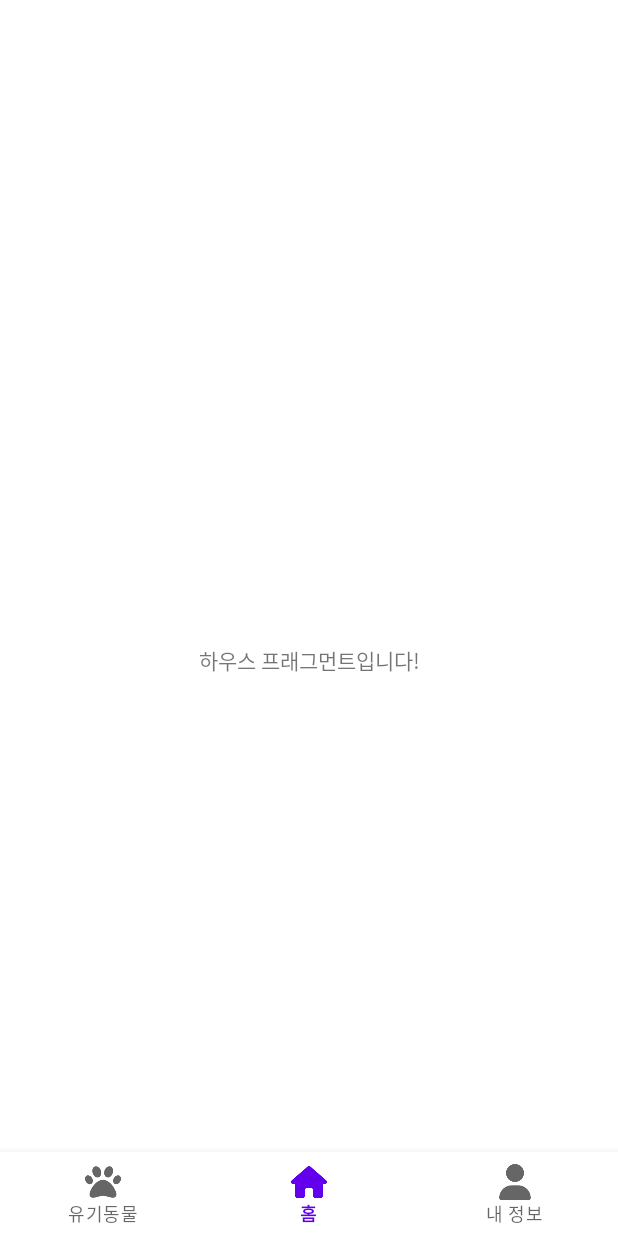
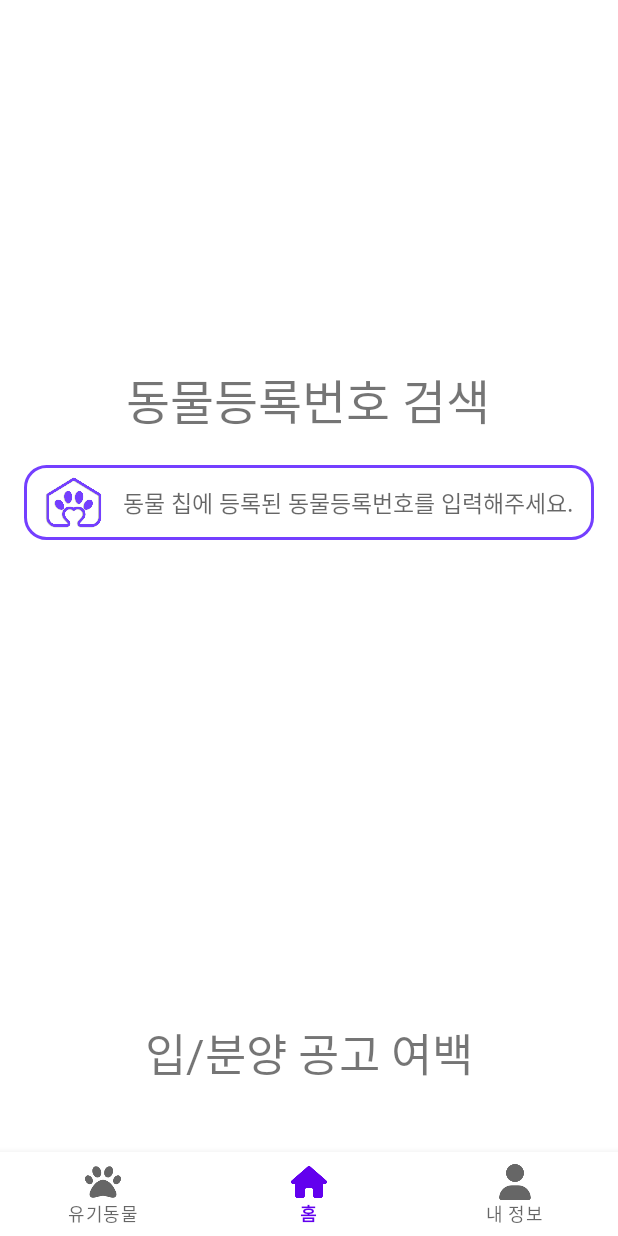
Before and after one commit to for-paw-chain/for-paw-chain, an Android app: the HouseFragment screen opened directly, with no data from a screen before it, on a phone screen of 412 x 824 dp. Run offline under Robolectric (Android 15) with nearby library versions, the phone set to English and light mode, and no system bars; our stand-ins replace data binding, navigation-ui.

Commit message:
feat : search design

```diff
--- a/android/app/src/main/java/com/ssafy/forpawchain/viewmodel/fragment/HouseFragmentVM.kt
+++ b/android/app/src/main/java/com/ssafy/forpawchain/viewmodel/fragment/HouseFragmentVM.kt
@@ -9,5 +9,5 @@ class HouseFragmentVM : ViewModel() {
         const val TAG: String = "HouseFragmentVM"
     }
 
-    val message = MutableLiveData<String>("하우스 프래그먼트입니다!")
+    val searchEditText = MutableLiveData<String>()
 }
--- /dev/null
+++ b/android/app/src/main/res/drawable/layout_redius_background.xml
@@ -0,0 +1,7 @@
+<?xml version="1.0" encoding="utf-8"?>
+<shape xmlns:android="http://schemas.android.com/apk/res/android"
+    android:shape="rectangle">
+    <solid android:color="#FFFFFF"/>
+    <corners android:radius="14dp"/>
+    <stroke android:color="#743fff" android:width="2dp" />
+</shape>
--- a/android/app/src/main/res/layout/fragment_house.xml
+++ b/android/app/src/main/res/layout/fragment_house.xml
@@ -14,19 +14,74 @@
         android:id="@+id/main"
         android:layout_width="match_parent"
         android:layout_height="match_parent"
+        android:layout_margin="8dp"
         tools:context=".behind.fragment.HouseFragment">
 
+        <TextView
+            android:id="@+id/textView"
+            android:layout_width="300dp"
+            android:layout_height="50dp"
+            android:fontFamily="@font/kakao_regular"
+            android:gravity="center"
+            android:text="@string/house_search_text"
+            android:textSize="32sp"
+            app:layout_constraintBottom_toTopOf="@+id/linearLayout"
+            app:layout_constraintEnd_toEndOf="parent"
+            app:layout_constraintHorizontal_bias="0.494"
+            app:layout_constraintStart_toStartOf="parent"
+            app:layout_constraintTop_toTopOf="parent"
+            app:layout_constraintVertical_bias="0.907" />
 
-        <TextView
-            android:id="@+id/message"
-            android:layout_width="wrap_content"
-            android:layout_height="wrap_content"
-            android:text="@={viewModel.message}"
+        <LinearLayout
+            android:id="@+id/linearLayout"
+            android:layout_width="match_parent"
+            android:layout_height="50dp"
+            android:layout_marginLeft="8dp"
+            android:layout_marginRight="8dp"
+            android:orientation="horizontal"
+            android:weightSum="1"
+            android:background="@drawable/layout_redius_background"
+            app:layout_constraintBottom_toBottomOf="parent"
+            app:layout_constraintEnd_toEndOf="@+id/textView"
+            app:layout_constraintStart_toStartOf="@+id/textView"
+            app:layout_constraintTop_toTopOf="parent"
+            app:layout_constraintVertical_bias="0.35">
+
+            <ImageView
+                android:layout_width="50dp"
+                android:layout_height="wrap_content"
+                android:layout_margin="8dp"
+                android:src="@drawable/logo_img_color_shadow" />
+
+            <EditText
+                android:layout_width="match_parent"
+                android:layout_height="match_parent"
+                android:background="@android:color/transparent"
+                android:fontFamily="@font/kakao_regular"
+                android:hint="@string/search_edit_text_hint"
+                android:text="@={viewModel.searchEditText}"
+                android:textSize="15sp" />
+        </LinearLayout>
+
+        <androidx.constraintlayout.widget.ConstraintLayout
+            android:layout_width="0dp"
+            android:layout_height="130dp"
             app:layout_constraintBottom_toBottomOf="parent"
             app:layout_constraintEnd_toEndOf="parent"
             app:layout_constraintStart_toStartOf="parent"
-            app:layout_constraintTop_toTopOf="parent" />
+            app:layout_constraintTop_toBottomOf="@+id/linearLayout"
 
+            app:layout_constraintVertical_bias="0.85"
+            app:layout_constraintWidth_percent="0.8">
 
+            <TextView
+                android:layout_width="match_parent"
+                android:layout_height="match_parent"
+                android:fontFamily="@font/kakao_bold"
+                android:gravity="center"
+                android:text="입/분양 공고 여백"
+                android:textSize="30sp"
+                app:layout_constraintBottom_toBottomOf="parent" />
+        </androidx.constraintlayout.widget.ConstraintLayout>
     </androidx.constraintlayout.widget.ConstraintLayout>
 </layout>
--- a/android/app/src/main/res/values/strings.xml
+++ b/android/app/src/main/res/values/strings.xml
@@ -1,4 +1,6 @@
 <resources>
     <string name="app_name">ForPawChain</string>
     <string name="splash_body">믿을 수 있는\n동물 의료 기록 추적 서비스</string>
+    <string name="house_search_text">동물등록번호 검색</string>
+    <string name="search_edit_text_hint">동물 칩에 등록된 동물등록번호를 입력해주세요.</string>
 </resources>
```
